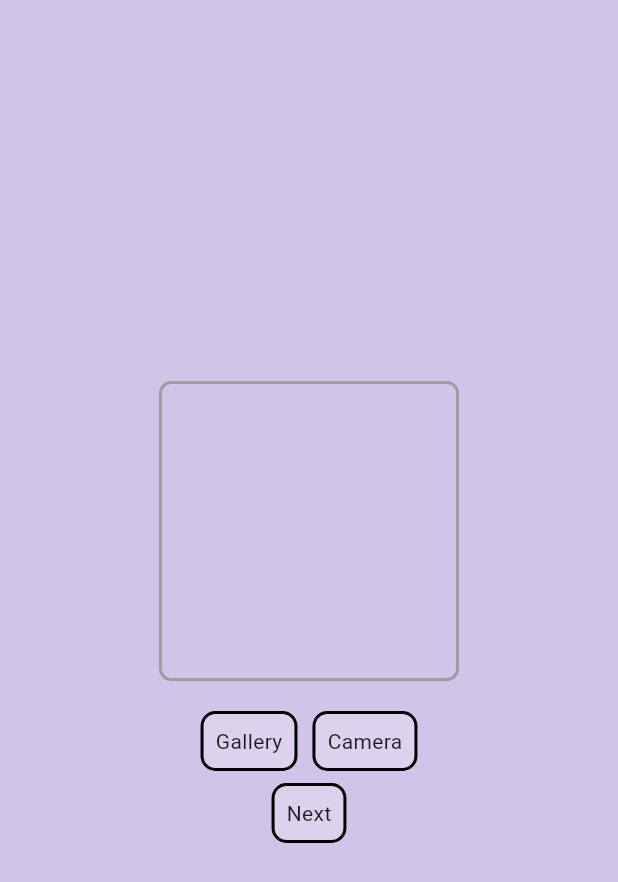
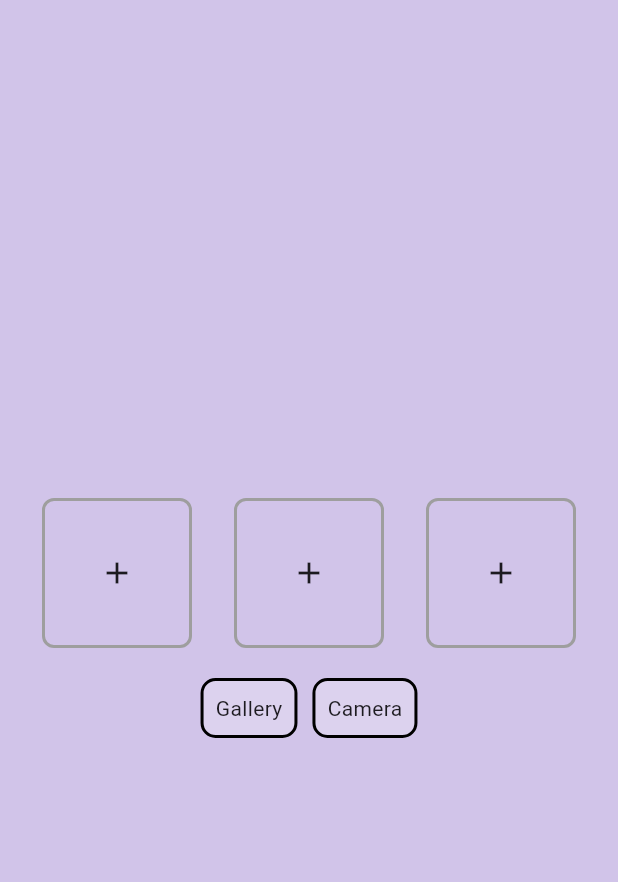
Before and after one commit to hackudc-unplug/Frontend, a Flutter app: the PickImage screen opened directly, after a tap on "Gallery", on a phone screen of 412 x 824 dp. Shown: the top 882 px of the screen. Run offline on Flutter 3.47's test engine with Material 3 defaults, Android fonts, the phone set to English and light mode, and no system bars; our stand-ins replace fl_chart, fluttertoast, image_picker.

Commit message:
Pictures Feature updated

```diff
--- a/lib/Activities/picture_screen.dart
+++ b/lib/Activities/picture_screen.dart
@@ -16,8 +16,9 @@ class PickImage extends StatefulWidget {
 }
 
 class _PickImageState extends State<PickImage> {
-  Uint8List? image;
-  File? selectedImage;
+  List<Uint8List> images = []; // List to store selected images
+  List<File> selectedImages = []; // List to store selected image files
+  int maxImages = 3; // Maximum number of images allowed
 
   @override
   Widget build(BuildContext context) {
@@ -27,33 +28,62 @@ class _PickImageState extends State<PickImage> {
         child: Column(
           mainAxisAlignment: MainAxisAlignment.center,
           children: [
-            Container(
-              width: 200,
-              height: 200,
+            Row(
+              mainAxisAlignment: MainAxisAlignment.spaceEvenly,
+              children: List.generate(maxImages, (index) {
+                if (index < images.length) {
+                  return Container(
+                    width: 100,
+                    height: 100,
                     decoration: BoxDecoration(
                       border: Border.all(color: Colors.grey, width: 2),
                       borderRadius: BorderRadius.circular(8),
                     ),
+                    child: Image.memory(images[index]),
+                  );
+                } else {
+                  return Container(
+                    width: 100,
+                    height: 100,
+                    decoration: BoxDecoration(
+                      border: Border.all(color: Colors.grey, width: 2),
+                      borderRadius: BorderRadius.circular(8),
+                    ),
+                    child: Icon(Icons.add),
+                  );
+                }
+              }),
             ),
             SizedBox(height: 20),
             Row(
               mainAxisAlignment: MainAxisAlignment.center,
               children: [
                 CustomButton(
-                  onTap: () { pickImage(ImageSource.gallery);},
+                  onTap: () {
+                    if (images.length < maxImages) {
+                      pickImage(ImageSource.gallery);
+                    }
+                  },
                   buttonText: 'Gallery',
                 ),
                 SizedBox(width: 10),
                 CustomButton(
-                  onTap: () { pickImage(ImageSource.camera);},
+                  onTap: () {
+                    if (images.length < maxImages) {
+                      pickImage(ImageSource.camera);
+                    }
+                  },
                   buttonText: 'Camera',
                 ),
               ],
             ),
+            if (images.length == maxImages) // Conditionally show the "Next" button
               Padding(
                 padding: const EdgeInsets.all(8.0),
                 child: CustomButton(
-                onTap: () {    AccessNavigator.accessTo(this.context,Dashboard());},
+                  onTap: () {
+                    AccessNavigator.accessTo(this.context, Dashboard());
+                  },
                   buttonText: 'Next',
                 ),
               )
@@ -67,8 +97,13 @@ class _PickImageState extends State<PickImage> {
     final returnImage = await ImagePicker().pickImage(source: source);
     if (returnImage == null) return;
     setState(() {
-      selectedImage = File(returnImage.path);
-      image = File(returnImage.path).readAsBytesSync();
+      selectedImages.add(File(returnImage.path));
+      images.add(File(returnImage.path).readAsBytesSync());
     });
+
+    // Check if the maximum number of images is reached and show the "Next" button
+    if (images.length == maxImages) {
+      setState(() {});
     }
   }
+}
```
Also changed, not shown: 1 other file. Lines whose indentation alone changed are shown as unchanged.
